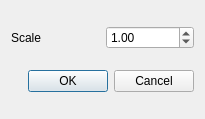
ruimaciel/femp, file gui/ui/DialogScale.ui: the form before one commit.
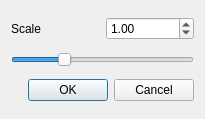
The form after the commit.

```diff
--- a/gui/ui/DialogScale.ui
+++ b/gui/ui/DialogScale.ui
@@ -53,6 +53,31 @@
      </item>
     </layout>
    </item>
+   <item>
+    <widget class="QSlider" name="horizontalSlider">
+     <property name="minimum">
+      <number>-2</number>
+     </property>
+     <property name="maximum">
+      <number>9</number>
+     </property>
+     <property name="value">
+      <number>1</number>
+     </property>
+     <property name="orientation">
+      <enum>Qt::Horizontal</enum>
+     </property>
+     <property name="invertedAppearance">
+      <bool>false</bool>
+     </property>
+     <property name="invertedControls">
+      <bool>false</bool>
+     </property>
+     <property name="tickPosition">
+      <enum>QSlider::NoTicks</enum>
+     </property>
+    </widget>
+   </item>
    <item>
     <widget class="QDialogButtonBox" name="buttonBox">
      <property name="orientation">
```
